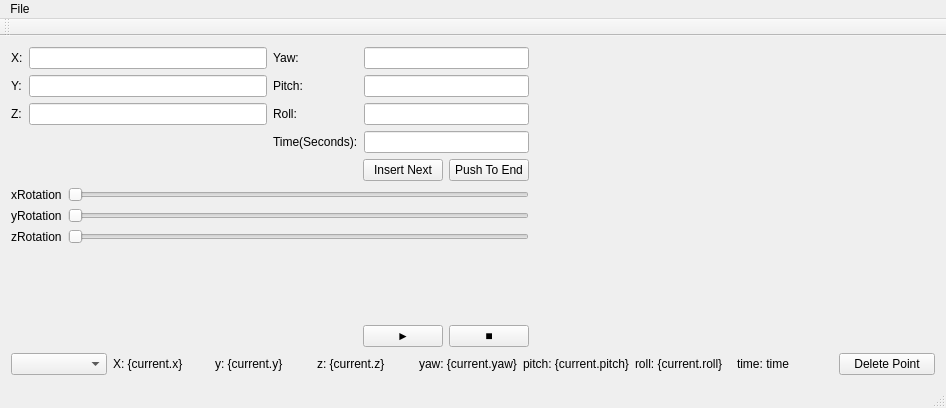
Before: the Qt Designer form mainwindow.ui in UtaCableDrivenRobot/WiredRobotApp, drawn with Qt 5.
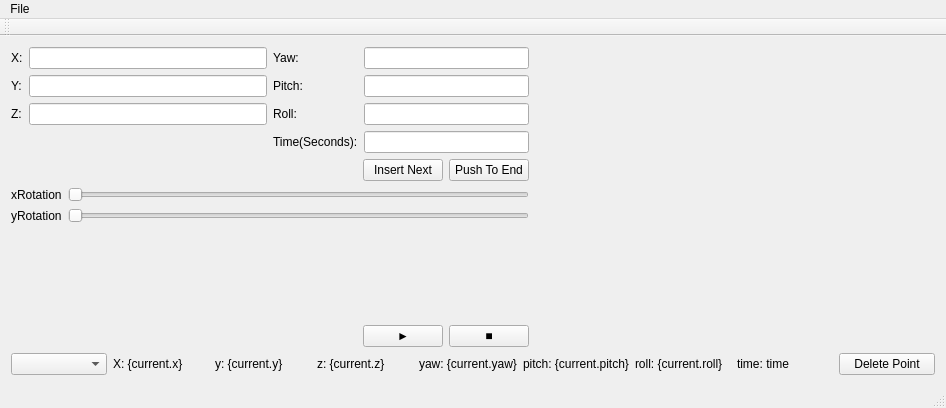
After: the same form once the commit is applied. Custom widgets are drawn as their Qt base class.

```diff
--- a/mainwindow.ui
+++ b/mainwindow.ui
@@ -187,22 +187,8 @@
               </property>
              </widget>
             </item>
-            <item row="2" column="0">
-             <widget class="QLabel" name="label_3">
-              <property name="text">
-               <string>zRotation</string>
-              </property>
-             </widget>
-            </item>
             <item row="1" column="1">
-             <widget class="QSlider" name="horizontalSlider_2">
-              <property name="orientation">
-               <enum>Qt::Horizontal</enum>
-              </property>
-             </widget>
-            </item>
-            <item row="2" column="1">
-             <widget class="QSlider" name="horizontalSlider_3">
+             <widget class="QSlider" name="ySlider">
               <property name="orientation">
                <enum>Qt::Horizontal</enum>
               </property>
```
Left out of the diff: 6 changed lines with no effect on the pictures.
